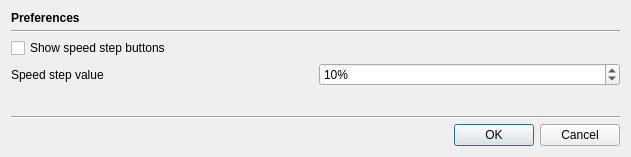
This is src/Gui/Plugins/Engine/GUI_SpeedPreferences.ui in Inferno214221/sayonara-player as Qt 5 draws it before an edit. The edited form follows.
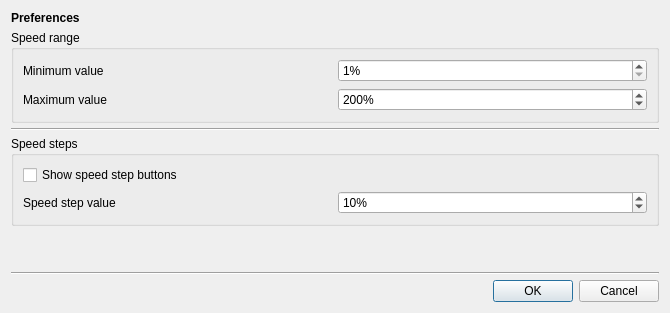
This is the edited form.

Commit message: Speed: add min/max settings

What changed in the file:
```diff
--- a/src/Gui/Plugins/Engine/GUI_SpeedPreferences.ui
+++ b/src/Gui/Plugins/Engine/GUI_SpeedPreferences.ui
@@ -6,8 +6,8 @@
    <rect>
     <x>0</x>
     <y>0</y>
-    <width>631</width>
-    <height>157</height>
+    <width>670</width>
+    <height>313</height>
    </rect>
   </property>
   <property name="windowTitle">
@@ -18,13 +18,13 @@
     <number>5</number>
    </property>
    <item row="2" column="0" colspan="2">
-    <widget class="QCheckBox" name="cbShowSpeedStepButtons">
-     <property name="text">
-      <string>Show speed step buttons</string>
+    <widget class="Line" name="line">
+     <property name="orientation">
+      <enum>Qt::Horizontal</enum>
      </property>
     </widget>
    </item>
-   <item row="5" column="0" colspan="2">
+   <item row="8" column="0" colspan="2">
     <widget class="Line" name="line_2">
      <property name="orientation">
       <enum>Qt::Horizontal</enum>
@@ -44,7 +44,7 @@
      </property>
     </widget>
    </item>
-   <item row="6" column="0" colspan="2">
+   <item row="9" column="0" colspan="2">
     <widget class="QDialogButtonBox" name="btnGroup">
      <property name="orientation">
       <enum>Qt::Horizontal</enum>
@@ -54,43 +54,7 @@
      </property>
     </widget>
    </item>
-   <item row="3" column="0">
-    <widget class="QLabel" name="labSpeedStepValue">
-     <property name="text">
-      <string>Speed step value</string>
-     </property>
-    </widget>
-   </item>
-   <item row="3" column="1">
-    <widget class="QSpinBox" name="sbSpeedStepValue">
-     <property name="readOnly">
-      <bool>false</bool>
-     </property>
-     <property name="suffix">
-      <string notr="true">%</string>
-     </property>
-     <property name="minimum">
-      <number>5</number>
-     </property>
-     <property name="maximum">
-      <number>100</number>
-     </property>
-     <property name="singleStep">
-      <number>5</number>
-     </property>
-     <property name="value">
-      <number>10</number>
-     </property>
-    </widget>
-   </item>
-   <item row="1" column="0" colspan="2">
-    <widget class="Line" name="line">
-     <property name="orientation">
-      <enum>Qt::Horizontal</enum>
-     </property>
-    </widget>
-   </item>
-   <item row="4" column="1">
+   <item row="7" column="1">
     <spacer name="verticalSpacer">
      <property name="orientation">
       <enum>Qt::Vertical</enum>
@@ -103,6 +67,103 @@
      </property>
     </spacer>
    </item>
+   <item row="1" column="0" colspan="2">
+    <widget class="QGroupBox" name="groupBox">
+     <property name="title">
+      <string>Speed range</string>
+     </property>
+     <layout class="QGridLayout" name="gridLayout_2">
+      <item row="1" column="0">
+       <widget class="QLabel" name="label_3">
+        <property name="text">
+         <string>Maximum value</string>
+        </property>
+       </widget>
+      </item>
+      <item row="0" column="0">
+       <widget class="QLabel" name="label_2">
+        <property name="text">
+         <string>Minimum value</string>
+        </property>
+       </widget>
+      </item>
+      <item row="0" column="1">
+       <widget class="QSpinBox" name="sbSpeedMinValue">
+        <property name="suffix">
+         <string notr="true">%</string>
+        </property>
+        <property name="minimum">
+         <number>1</number>
+        </property>
+        <property name="maximum">
+         <number>99</number>
+        </property>
+       </widget>
+      </item>
+      <item row="1" column="1">
+       <widget class="QSpinBox" name="sbSpeedMaxValue">
+        <property name="suffix">
+         <string notr="true">%</string>
+        </property>
+        <property name="minimum">
+         <number>101</number>
+        </property>
+        <property name="maximum">
+         <number>10000</number>
+        </property>
+        <property name="value">
+         <number>200</number>
+        </property>
+       </widget>
+      </item>
+     </layout>
+    </widget>
+   </item>
+   <item row="4" column="0" colspan="2">
+    <widget class="QGroupBox" name="groupBox_2">
+     <property name="title">
+      <string>Speed steps</string>
+     </property>
+     <layout class="QGridLayout" name="gridLayout_3">
+      <item row="1" column="1">
+       <widget class="QSpinBox" name="sbSpeedStepValue">
+        <property name="readOnly">
+         <bool>false</bool>
+        </property>
+        <property name="suffix">
+         <string notr="true">%</string>
+        </property>
+        <property name="minimum">
+         <number>5</number>
+        </property>
+        <property name="maximum">
+         <number>100</number>
+        </property>
+        <property name="singleStep">
+         <number>5</number>
+        </property>
+        <property name="value">
+         <number>10</number>
+        </property>
+       </widget>
+      </item>
+      <item row="1" column="0">
+       <widget class="QLabel" name="labSpeedStepValue">
+        <property name="text">
+         <string>Speed step value</string>
+        </property>
+       </widget>
+      </item>
+      <item row="0" column="0">
+       <widget class="QCheckBox" name="cbShowSpeedStepButtons">
+        <property name="text">
+         <string>Show speed step buttons</string>
+        </property>
+       </widget>
+      </item>
+     </layout>
+    </widget>
+   </item>
   </layout>
  </widget>
  <resources/>
```
The commit also changes 6 other files.
